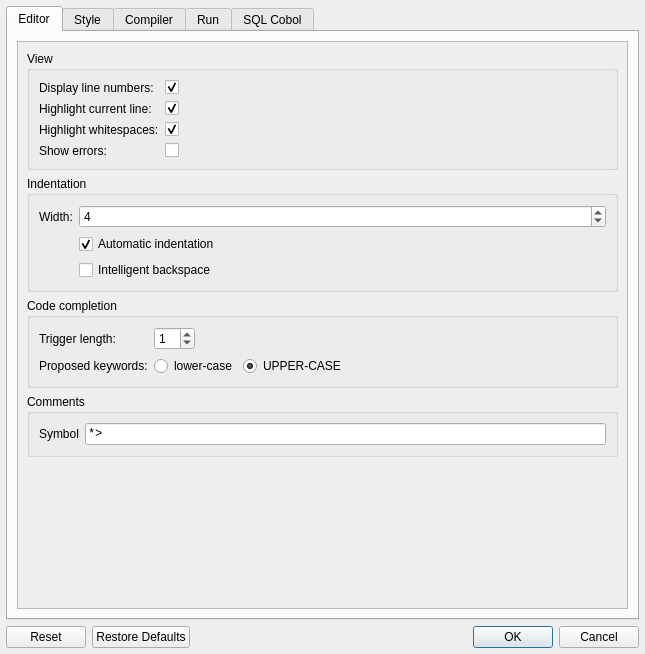
First picture: the form in forms/dlg_preferences.ui, repository OpenCobolIDE/OpenCobolIDE, before the edit.
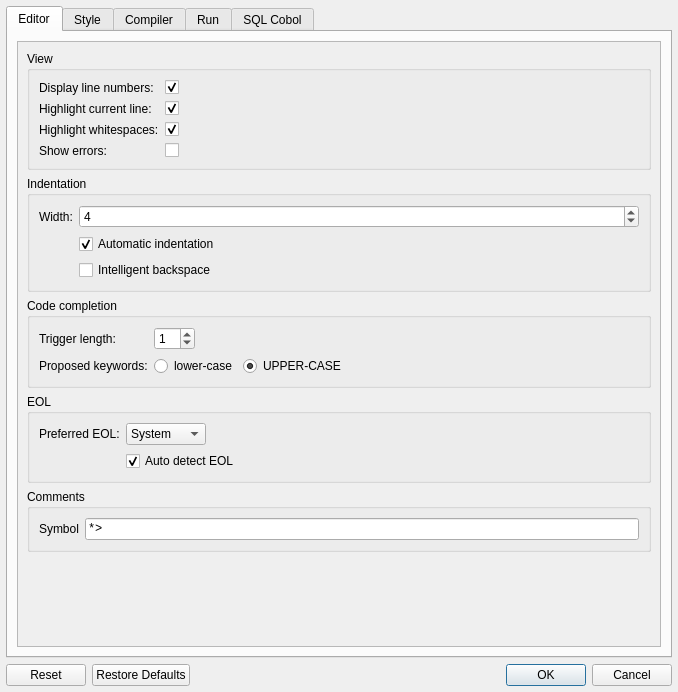
Second picture: the form after the edit. The open tabs and pages were chosen to show the change. Icons and pictures are not drawn. Custom widgets are drawn as their Qt base class.

The edit to the form file:
```diff
--- a/forms/dlg_preferences.ui
+++ b/forms/dlg_preferences.ui
@@ -6,8 +6,8 @@
    <rect>
     <x>0</x>
     <y>0</y>
-    <width>645</width>
-    <height>654</height>
+    <width>678</width>
+    <height>692</height>
    </rect>
   </property>
   <property name="minimumSize">
@@ -92,8 +92,8 @@
               <rect>
                <x>0</x>
                <y>0</y>
-               <width>607</width>
-               <height>564</height>
+               <width>642</width>
+               <height>590</height>
               </rect>
              </property>
              <layout class="QVBoxLayout" name="verticalLayout_7">
@@ -334,6 +334,59 @@
                 </layout>
                </widget>
               </item>
+              <item>
+               <widget class="QGroupBox" name="groupBox_10">
+                <property name="title">
+                 <string>EOL</string>
+                </property>
+                <layout class="QFormLayout" name="formLayout_11">
+                 <property name="fieldGrowthPolicy">
+                  <enum>QFormLayout::ExpandingFieldsGrow</enum>
+                 </property>
+                 <item row="0" column="0">
+                  <widget class="QLabel" name="label_30">
+                   <property name="text">
+                    <string>Preferred EOL:</string>
+                   </property>
+                  </widget>
+                 </item>
+                 <item row="0" column="1">
+                  <widget class="QComboBox" name="comboBoxPreferredEOL">
+                   <item>
+                    <property name="text">
+                     <string>System</string>
+                    </property>
+                   </item>
+                   <item>
+                    <property name="text">
+                     <string>Linux</string>
+                    </property>
+                   </item>
+                   <item>
+                    <property name="text">
+                     <string>Mac</string>
+                    </property>
+                   </item>
+                   <item>
+                    <property name="text">
+                     <string>Windows</string>
+                    </property>
+                   </item>
+                  </widget>
+                 </item>
+                 <item row="1" column="1">
+                  <widget class="QCheckBox" name="checkBoxAutodetectEOL">
+                   <property name="text">
+                    <string>Auto detect EOL</string>
+                   </property>
+                   <property name="checked">
+                    <bool>true</bool>
+                   </property>
+                  </widget>
+                 </item>
+                </layout>
+               </widget>
+              </item>
               <item>
                <widget class="QGroupBox" name="groupBox">
                 <property name="title">
```
Left out of the diff: 55 changed lines with no effect on the pictures.
